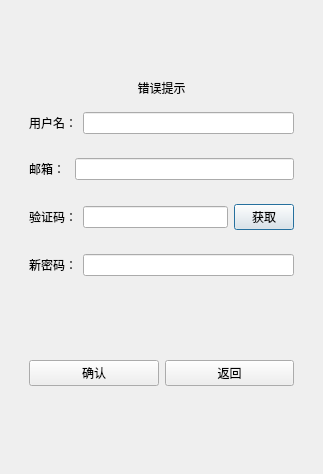
This is client/CatChat/resetdialog.ui in InQing/Full-stack_chat_project as Qt 5 draws it before an edit. The edited form follows.
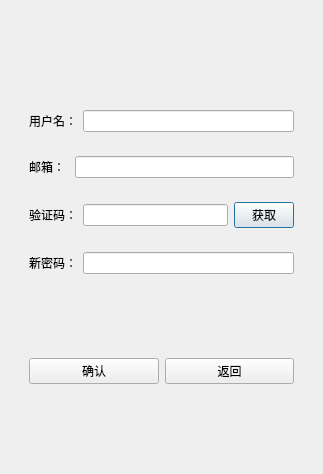
This is the edited form.

The edit to the form file:
```diff
--- a/client/CatChat/resetdialog.ui
+++ b/client/CatChat/resetdialog.ui
@@ -33,7 +33,7 @@
       <item>
        <widget class="QLabel" name="err_tip">
         <property name="text">
-         <string>错误提示</string>
+         <string/>
         </property>
         <property name="alignment">
          <set>Qt::AlignCenter</set>
```
